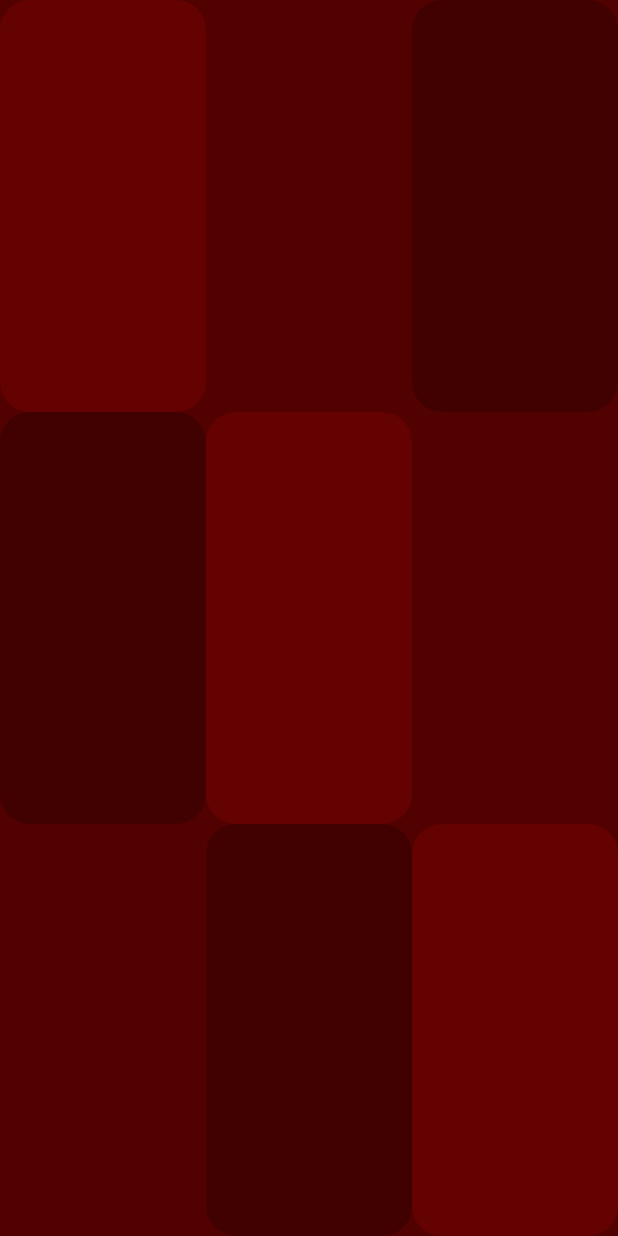
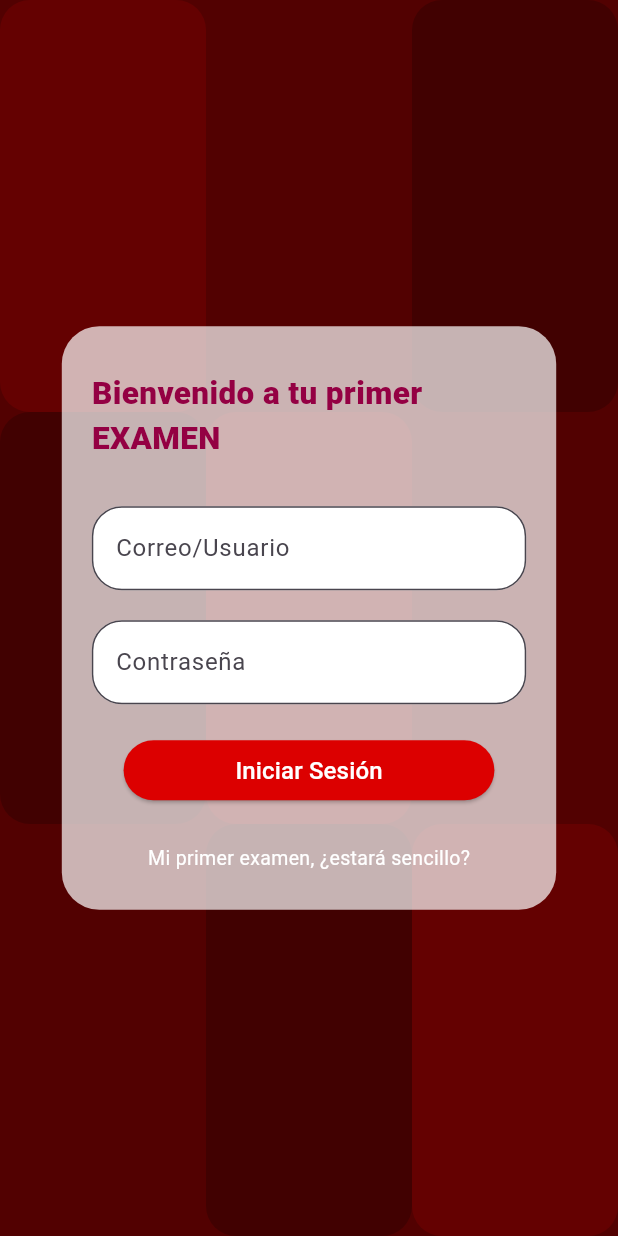
Before and after one commit to LucasMiralles/examen_1_LMBM, a Flutter app: the screen it shows after launch, on a phone screen of 412 x 824 dp. Run offline on Flutter 3.47's test engine with Material 3 defaults, Android fonts, the light colour scheme and no system bars.

Commit message:
Final imagen1

```diff
--- /dev/null
+++ b/lib/home.dart
@@ -0,0 +1,21 @@
+import 'package:flutter/material.dart';
+import 'package:examen_1_lmbm/constantes.dart' as cons;
+
+class Home extends StatefulWidget {
+  const Home({Key? key}) : super(key: key);
+
+  @override
+  _HomeState createState() => _HomeState();
+}
+
+class _HomeState extends State<Home> {
+
+  @override
+  Widget build(BuildContext context) {
+    final size = MediaQuery
+        .of(context)
+        .size;
+    return Scaffold(
+    );
+  }
+}
--- a/lib/login.dart
+++ b/lib/login.dart
@@ -1,5 +1,6 @@
 import 'package:flutter/material.dart';
 import 'package:examen_1_lmbm/constantes.dart' as cons;
+import 'home.dart';
 
 class Login extends StatefulWidget {
   const Login({Key? key}) : super(key: key);
@@ -9,6 +10,10 @@ class Login extends StatefulWidget {
 }
 
 class _LoginState extends State<Login> {
+  bool bandera = false;
+  bool campo = false;
+  final user = TextEditingController();
+  final pass = TextEditingController();
 
   @override
   Widget build(BuildContext context) {
@@ -17,12 +22,131 @@ class _LoginState extends State<Login> {
 
     return Scaffold(
       backgroundColor: cons.fondo,
-      body: Column(
-        crossAxisAlignment: CrossAxisAlignment.stretch,
+      body: Stack(
         children: [
-          _buildRowWithRectangles(screenHeight, cons.fondo2, cons.fondo, cons.fondo3),
-          _buildRowWithRectangles(screenHeight, cons.fondo3, cons.fondo2, cons.fondo),
-          _buildRowWithRectangles(screenHeight, cons.fondo, cons.fondo3, cons.fondo2),
+          Column(
+            crossAxisAlignment: CrossAxisAlignment.stretch,
+            children: [
+              _buildRowWithRectangles(screenHeight, cons.fondo2, cons.fondo, cons.fondo3),
+              _buildRowWithRectangles(screenHeight, cons.fondo3, cons.fondo2, cons.fondo),
+              _buildRowWithRectangles(screenHeight, cons.fondo, cons.fondo3, cons.fondo2),
+            ],
+          ),
+          Center(
+            child: Container(
+              width: size.width * 0.8,
+          /*    height: screenHeight * 0.5,*/
+              padding: EdgeInsets.all(20),
+              decoration: BoxDecoration(
+                color: Colors.white.withOpacity(0.7),
+                borderRadius: BorderRadius.circular(25),
+              ),
+              child: Column(
+                mainAxisSize: MainAxisSize.min,
+                children: [
+                  Padding(
+                    padding: EdgeInsets.symmetric(vertical: 10), // Ajoute du padding vertical
+                    child: Text(
+                      'Bienvenido a tu primer EXAMEN',
+                      style: TextStyle(
+                        color: cons.titulos,
+                        fontSize: 21,
+                        fontWeight: FontWeight.w900,
+                      ),
+                    ),
+                  ),
+                  SizedBox(height: 20),
+                  TextFormField(
+                    controller: user,
+                    decoration: InputDecoration(
+                      hintText: 'Correo/Usuario',
+                      filled: true, // Ajoute un fond rempli blanc
+                      fillColor: Colors.white, // Couleur de fond blanc
+                      border: OutlineInputBorder(
+                        borderRadius: BorderRadius.circular(20),
+                        borderSide: BorderSide(color: Colors.grey),
+                      ),
+                      focusedBorder: OutlineInputBorder(
+                        borderRadius: BorderRadius.circular(10),
+                        borderSide: BorderSide(color: Colors.grey),
+                      ),
+                    ),
+                  ),
+                  SizedBox(height: 20),
+                  TextFormField(
+                    controller: pass,
+                    obscureText: true,
+                    decoration: InputDecoration(
+                      hintText: 'Contraseña',
+                      filled: true, // Ajoute un fond rempli blanc
+                      fillColor: Colors.white, // Couleur de fond blanc
+                      border: OutlineInputBorder(
+                        borderRadius: BorderRadius.circular(20),
+                        borderSide: BorderSide(color: Colors.grey),
+                      ),
+                      focusedBorder: OutlineInputBorder(
+                        borderRadius: BorderRadius.circular(10),
+                        borderSide: BorderSide(color: Colors.grey),
+                      ),
+                    ),
+                  ),
+                  SizedBox(height: 20),
+                  ElevatedButton(
+                    onPressed: () {
+                      setState(() {
+                        campo = false; // Réinitialise la variable campo à false
+                        bandera = false; // Réinitialise la variable bandera à false
+
+                        if (user.text.isEmpty || pass.text.isEmpty) {
+                          // Vérifie si l'un des champs est vide
+                          campo = true;
+                        } else if (user.text == 'admin' && pass.text == '123456') {
+                          // Si les identifiants et les mots de passe correspondent, naviguer vers une autre page
+                          Navigator.of(context).push(MaterialPageRoute(builder: (context) => const Home()));
+                        } else {
+                          // Si les identifiants et les mots de passe ne correspondent pas, définir une variable "bandera" sur true
+                          bandera = true;
+                        }
+                      });
+                    },
+                    style: ElevatedButton.styleFrom(
+                      primary: cons.botones,
+                      shape: RoundedRectangleBorder(borderRadius: BorderRadius.circular(20)),
+                      fixedSize: Size(size.width * 0.6, 40),
+                    ),
+                    child: Text(
+                      'Iniciar Sesión',
+                      style: TextStyle(color: Colors.white, fontSize: 16,),
+                    ),
+                  ),
+                  const SizedBox(height: 15),
+                  bandera
+                      ? const Text(
+                    'Usuario o contraseña incorrectos',
+                    style: TextStyle(color: cons.efectos),
+                    textAlign: TextAlign.center,
+                  )
+                      : const SizedBox(),
+                  campo
+                      ? const Text(
+                    'Por favor, rellene todos los campos',
+                    style: TextStyle(color: cons.efectos),
+                    textAlign: TextAlign.center,
+                  )
+                      : const SizedBox(),
+                  SizedBox(height: 10),
+                  Text(
+                    'Mi primer examen, ¿estará sencillo?',
+                    style: TextStyle(
+                      color: Colors.white,
+                      fontSize: 13,
+                    ),
+                  ),
+                  SizedBox(height: 5),
+                ],
+              ),
+            ),
+          ),
         ],
       ),
     );
@@ -48,7 +172,7 @@ class _LoginState extends State<Login> {
       child: Container(
         decoration: BoxDecoration(
           color: color,
-          borderRadius: BorderRadius.circular(20), // Bords un peu ronds
+          borderRadius: BorderRadius.circular(20),
         ),
         height: height,
       ),
```
